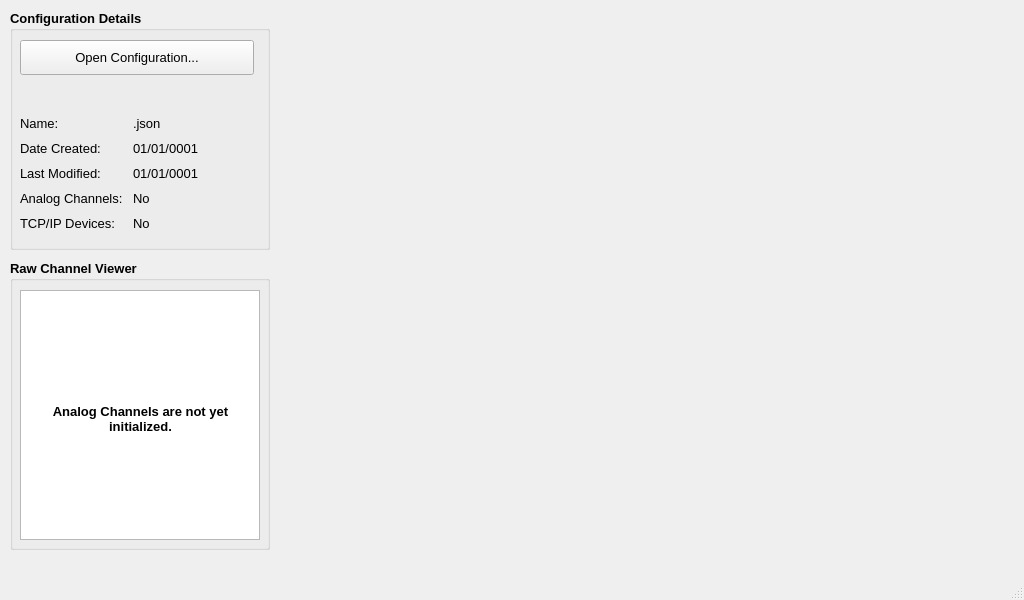
The-Best-Capstone/Docker-Compose-Containers, file editor.ui: the form before one commit.
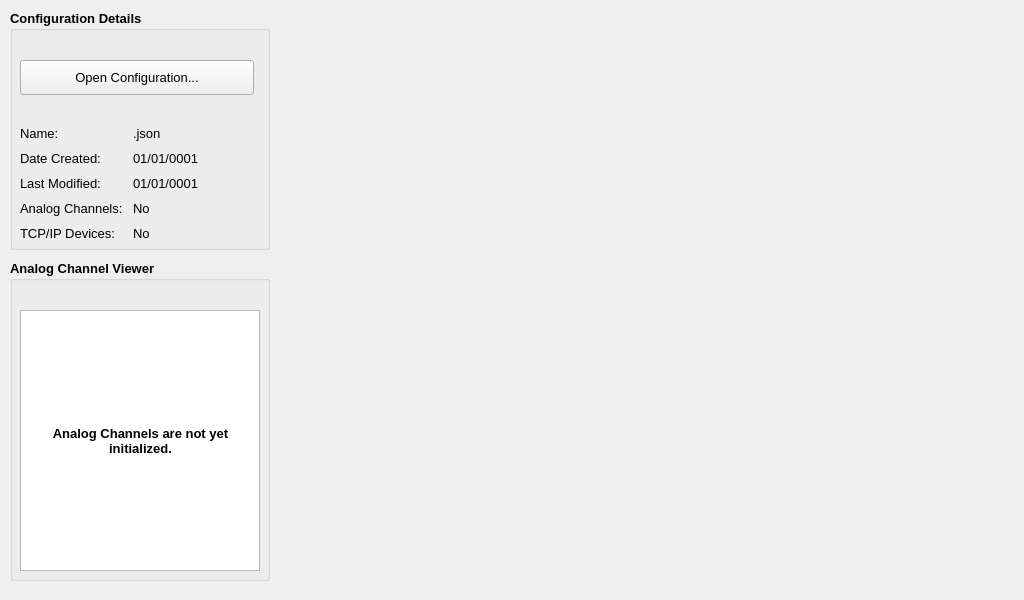
The form after the commit.

```diff
--- a/editor.ui
+++ b/editor.ui
@@ -26,25 +26,27 @@
       <x>10</x>
       <y>260</y>
       <width>260</width>
-      <height>290</height>
+      <height>321</height>
      </rect>
     </property>
     <property name="font">
      <font>
+      <family>Arial</family>
+      <pointsize>10</pointsize>
       <weight>75</weight>
       <bold>true</bold>
      </font>
     </property>
     <property name="title">
-     <string>Raw Channel Viewer</string>
+     <string>Analog Channel Viewer</string>
     </property>
     <widget class="QTableView" name="channel_list">
      <property name="geometry">
       <rect>
        <x>10</x>
-       <y>30</y>
+       <y>50</y>
        <width>240</width>
-       <height>250</height>
+       <height>261</height>
       </rect>
      </property>
     </widget>
@@ -52,7 +54,7 @@
      <property name="geometry">
       <rect>
        <x>20</x>
-       <y>138</y>
+       <y>160</y>
        <width>221</width>
        <height>41</height>
       </rect>
@@ -98,9 +100,9 @@
      <property name="geometry">
       <rect>
        <x>10</x>
-       <y>30</y>
+       <y>50</y>
        <width>234</width>
-       <height>191</height>
+       <height>181</height>
       </rect>
      </property>
      <layout class="QVBoxLayout" name="verticalLayout">
@@ -148,6 +150,8 @@
          <widget class="QLabel" name="label_5">
           <property name="font">
            <font>
+            <family>Arial</family>
+            <pointsize>10</pointsize>
             <weight>50</weight>
             <bold>false</bold>
            </font>
@@ -161,6 +165,8 @@
          <widget class="QLabel" name="name_lbl">
           <property name="font">
            <font>
+            <family>Arial</family>
+            <pointsize>10</pointsize>
             <weight>50</weight>
             <bold>false</bold>
            </font>
@@ -174,6 +180,8 @@
          <widget class="QLabel" name="label">
           <property name="font">
            <font>
+            <family>Arial</family>
+            <pointsize>10</pointsize>
             <weight>50</weight>
             <bold>false</bold>
            </font>
@@ -187,6 +195,8 @@
          <widget class="QLabel" name="created_lbl">
           <property name="font">
            <font>
+            <family>Arial</family>
+            <pointsize>10</pointsize>
             <weight>50</weight>
             <bold>false</bold>
            </font>
@@ -200,6 +210,8 @@
          <widget class="QLabel" name="label_3">
           <property name="font">
            <font>
+            <family>Arial</family>
+            <pointsize>10</pointsize>
             <weight>50</weight>
             <bold>false</bold>
            </font>
@@ -213,6 +225,8 @@
          <widget class="QLabel" name="modified_lbl">
           <property name="font">
            <font>
+            <family>Arial</family>
+            <pointsize>10</pointsize>
             <weight>50</weight>
             <bold>false</bold>
            </font>
@@ -226,6 +240,8 @@
          <widget class="QLabel" name="label_4">
           <property name="font">
            <font>
+            <family>Arial</family>
+            <pointsize>10</pointsize>
             <weight>50</weight>
             <bold>false</bold>
            </font>
@@ -239,6 +255,8 @@
          <widget class="QLabel" name="analog_lbl">
           <property name="font">
            <font>
+            <family>Arial</family>
+            <pointsize>10</pointsize>
             <weight>50</weight>
             <bold>false</bold>
            </font>
@@ -252,6 +270,8 @@
          <widget class="QLabel" name="label_6">
           <property name="font">
            <font>
+            <family>Arial</family>
+            <pointsize>10</pointsize>
             <weight>50</weight>
             <bold>false</bold>
            </font>
@@ -265,6 +285,8 @@
          <widget class="QLabel" name="tcp_lbl">
           <property name="font">
            <font>
+            <family>Arial</family>
+            <pointsize>10</pointsize>
             <weight>50</weight>
             <bold>false</bold>
            </font>
@@ -280,17 +302,6 @@
     </widget>
    </widget>
   </widget>
-  <widget class="QMenuBar" name="menubar">
-   <property name="geometry">
-    <rect>
-     <x>0</x>
-     <y>0</y>
-     <width>1024</width>
-     <height>25</height>
-    </rect>
-   </property>
-  </widget>
-  <widget class="QStatusBar" name="statusbar"/>
  </widget>
  <resources/>
  <connections/>
```
